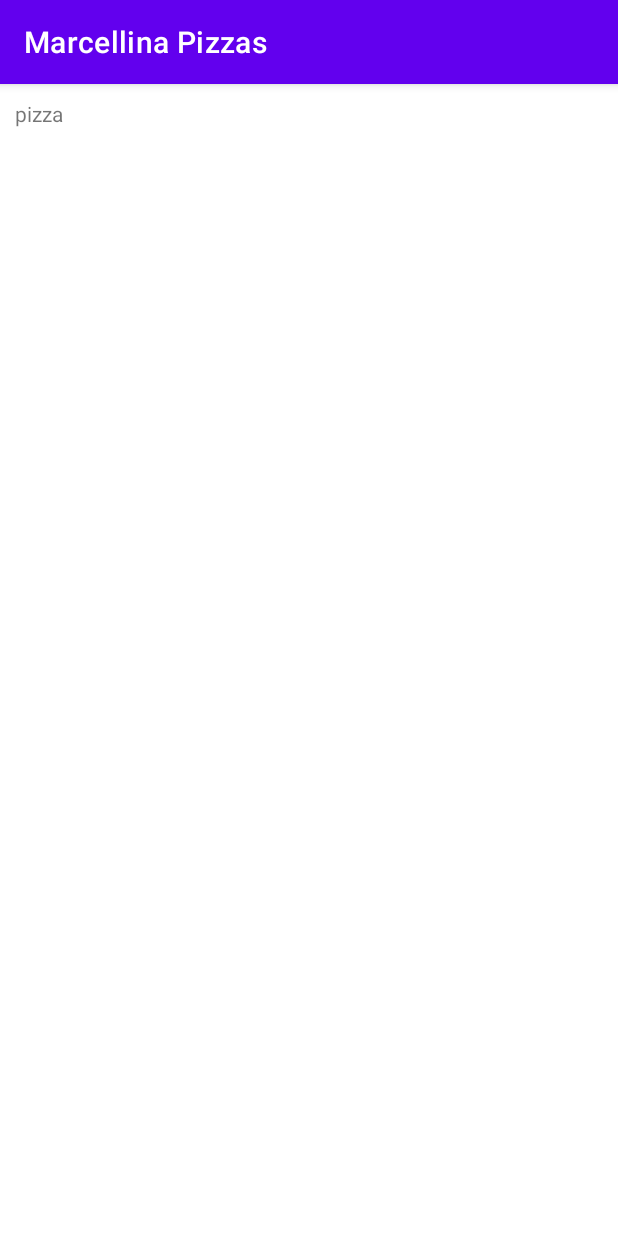
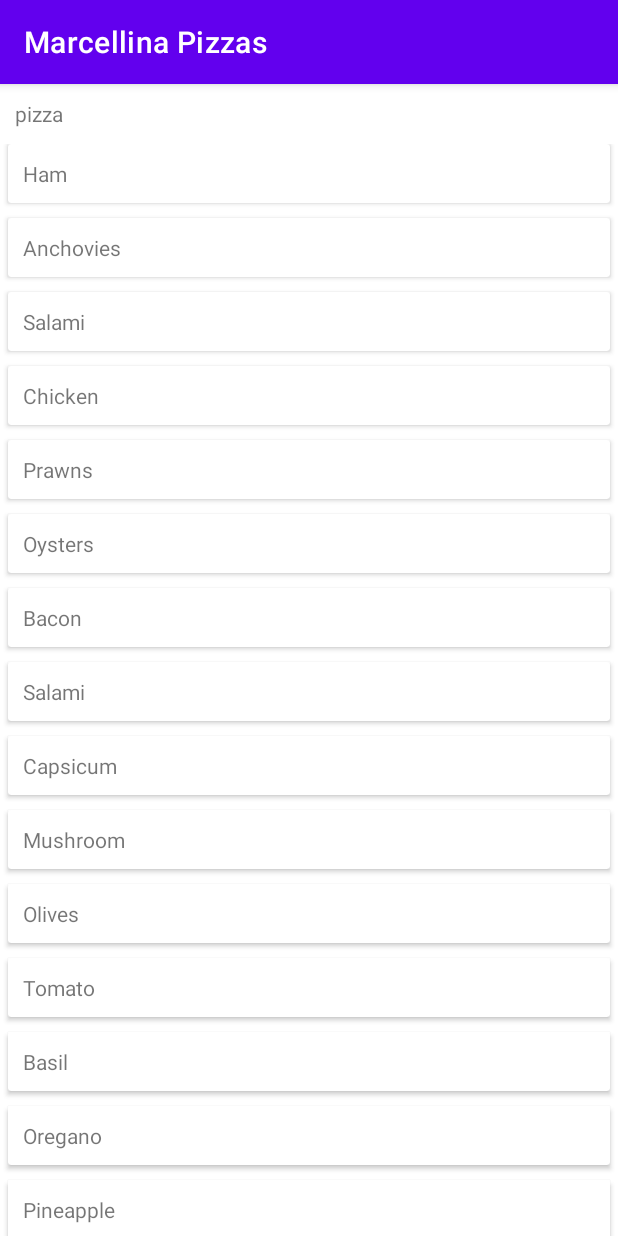
Before and after one commit to emm-an-uel/marcellina-pizzas, an Android app: the screen it shows after launch (MainActivity), on a phone screen of 412 x 824 dp. Run offline under Robolectric (Android 15) with nearby library versions, the phone set to English and light mode, and no system bars.

Commit message:
formatted recyclerview

```diff
--- a/app/build.gradle
+++ b/app/build.gradle
@@ -33,6 +33,9 @@
 
 dependencies {
 
+    // viewmodel
+    implementation "androidx.lifecycle:lifecycle-viewmodel-ktx:2.5.1"
+
     implementation 'androidx.core:core-ktx:1.7.0'
     implementation 'androidx.appcompat:appcompat:1.5.1'
     implementation 'com.google.android.material:material:1.7.0'
--- a/app/src/main/java/com/example/marcellinapizzas/Adapter.kt
+++ b/app/src/main/java/com/example/marcellinapizzas/Adapter.kt
@@ -7,7 +7,7 @@
 import androidx.recyclerview.widget.RecyclerView
 
 class Adapter(
-    private val listOfToppings: ArrayList<String>
+    private val listOfToppings: List<String>
 ) : RecyclerView.Adapter<Adapter.NewViewHolder>() {
 
     override fun onCreateViewHolder(
--- a/app/src/main/java/com/example/marcellinapizzas/MainActivity.kt
+++ b/app/src/main/java/com/example/marcellinapizzas/MainActivity.kt
@@ -3,6 +3,7 @@
 import androidx.appcompat.app.AppCompatActivity
 import android.os.Bundle
 import android.widget.Button
+import androidx.lifecycle.ViewModelProvider
 import androidx.recyclerview.widget.RecyclerView
 
 class MainActivity : AppCompatActivity() {
@@ -10,21 +11,32 @@
     lateinit var adapter: Adapter
     lateinit var btnCheck: Button
     lateinit var btnNext: Button
-    lateinit var listOfToppings: ArrayList<String>
+    lateinit var listOfToppings: List<String>
+    lateinit var listOfPizzas: List<Pizza>
+    lateinit var viewModel: ViewModelMain
 
     override fun onCreate(savedInstanceState: Bundle?) {
         super.onCreate(savedInstanceState)
         setContentView(R.layout.activity_main)
 
-        listOfToppings = resources.getStringArray(R.array.listOfToppings).toMutableList() as ArrayList<String>
+        // instantiate viewModel and create list of pizzas
+        viewModel = ViewModelProvider(this)[ViewModelMain::class.java]
+        viewModel.createListOfPizzas()
 
-
+        listOfToppings = resources.getStringArray(R.array.listOfToppings).toMutableList()
+        listOfPizzas = viewModel.getListOfPizzas()
 
         rv = findViewById(R.id.rvToppings)
         createRV()
     }
 
     private fun createRV() {
-
+        adapter = Adapter(listOfToppings)
+        adapter.setOnItemClickListener(object: Adapter.onItemClickListener {
+            override fun onItemClick(position: Int) {
+                // TODO: save as selected/unselected topping
+            }
+        })
+        rv.adapter = adapter
     }
 }
--- a/app/src/main/res/layout/activity_main.xml
+++ b/app/src/main/res/layout/activity_main.xml
@@ -4,6 +4,7 @@
     xmlns:tools="http://schemas.android.com/tools"
     android:layout_width="match_parent"
     android:layout_height="match_parent"
+    android:fitsSystemWindows="true"
     tools:context=".MainActivity">
 
     <TextView
@@ -15,8 +16,13 @@
         app:layout_constraintLeft_toLeftOf="parent"
         app:layout_constraintTop_toTopOf="parent" />
 
-    <include
-        layout="@layout/content_main"
-        app:layout_constraintTop_toBottomOf="@id/tvPizza" />
+    <androidx.recyclerview.widget.RecyclerView
+        android:id="@+id/rvToppings"
+        android:layout_width="match_parent"
+        android:layout_height="0dp"
+        android:layout_marginTop="40dp"
+        android:paddingBottom="40dp"
+        app:layoutManager="androidx.recyclerview.widget.GridLayoutManager"
+        app:layout_constraintTop_toTopOf="parent" />
 
 </androidx.constraintlayout.widget.ConstraintLayout>
--- a/app/src/main/res/layout/content_main.xml
+++ /dev/null
@@ -1,13 +0,0 @@
-<?xml version="1.0" encoding="utf-8"?>
-<androidx.constraintlayout.widget.ConstraintLayout xmlns:android="http://schemas.android.com/apk/res/android"
-    xmlns:app="http://schemas.android.com/apk/res-auto"
-    android:layout_width="match_parent"
-    android:layout_height="match_parent">
-
-    <androidx.recyclerview.widget.RecyclerView
-        android:id="@+id/rvToppings"
-        android:layout_width="match_parent"
-        android:layout_height="match_parent"
-        app:layoutManager="androidx.recyclerview.widget.GridLayoutManager" />
-
-</androidx.constraintlayout.widget.ConstraintLayout>
```
Also changed, not shown: app/src/main/java/com/example/marcellinapizzas/ViewModelMain.kt (line endings or trailing spaces).
